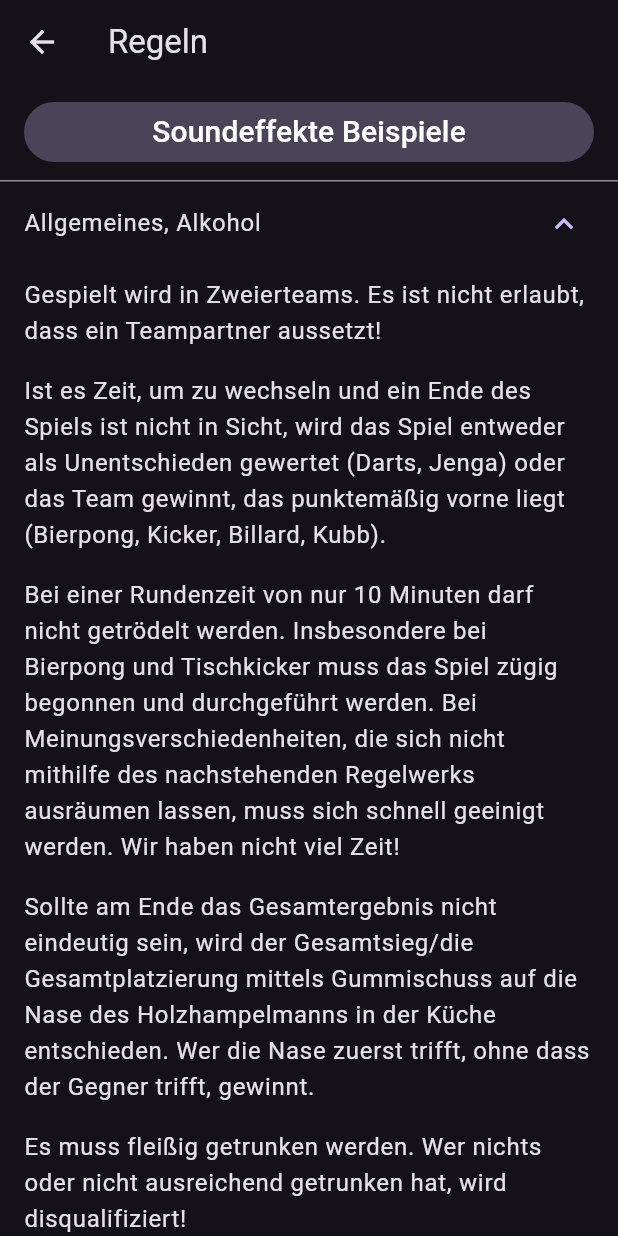
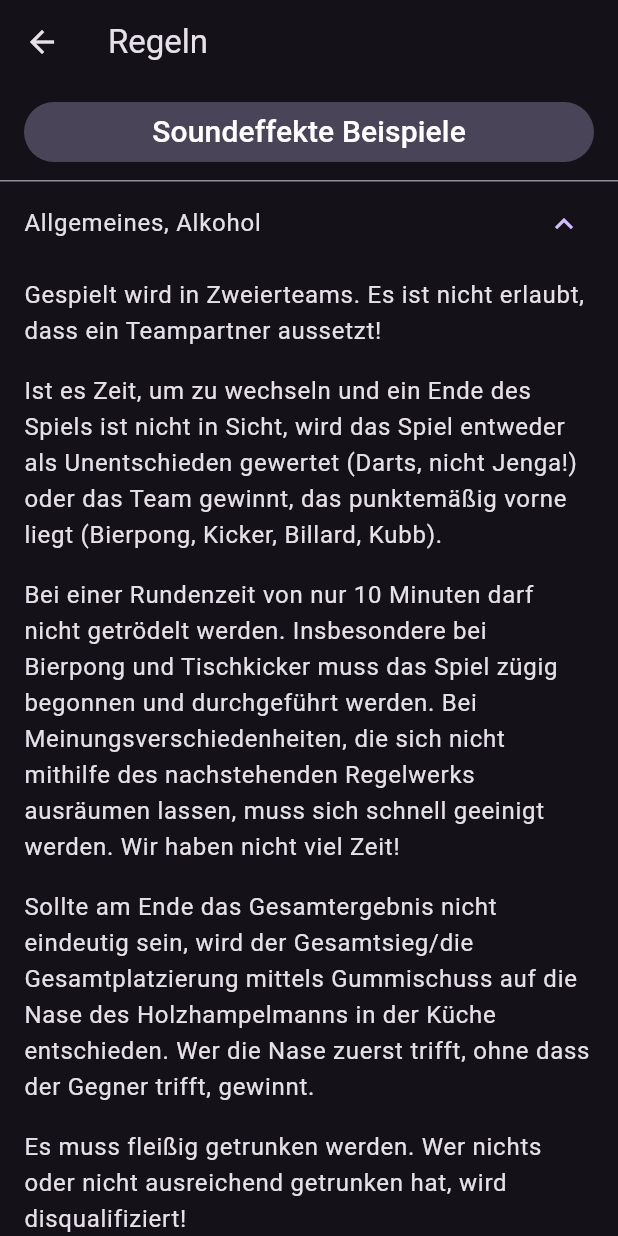
Before and after one commit to PhoenixFlyy/MiniOlympiade, a Flutter app: the RulesScreen screen opened directly, after a tap on "Allgemeines, Alkohol", on a phone screen of 412 x 824 dp. Run offline on Flutter 3.47's test engine with Material 2 defaults, Android fonts, the phone set to English and light mode, and no system bars; our stand-ins replace audioplayers, confetti, firebase_core, firebase_database, shared_preferences; accounts and stored records are empty.

Commit message:
Regeln angepasst

```diff
--- a/winter_olympiade/lib/Rules.dart
+++ b/winter_olympiade/lib/Rules.dart
@@ -12,7 +12,7 @@ class GameRule {
 final List<GameRule> gameRules = [
   GameRule('Allgemeines, Alkohol', [
     'Gespielt wird in Zweierteams. Es ist nicht erlaubt, dass ein Teampartner aussetzt!',
-    'Ist es Zeit, um zu wechseln und ein Ende des Spiels ist nicht in Sicht, wird das Spiel entweder als Unentschieden gewertet (Darts, Jenga) oder das Team gewinnt, das punktemäßig vorne liegt (Bierpong, Kicker, Billard, Kubb).',
+    'Ist es Zeit, um zu wechseln und ein Ende des Spiels ist nicht in Sicht, wird das Spiel entweder als Unentschieden gewertet (Darts, nicht Jenga!) oder das Team gewinnt, das punktemäßig vorne liegt (Bierpong, Kicker, Billard, Kubb).',
     'Bei einer Rundenzeit von nur 10 Minuten darf nicht getrödelt werden. Insbesondere bei Bierpong und Tischkicker muss das Spiel zügig begonnen und durchgeführt werden. Bei Meinungsverschiedenheiten, die sich nicht mithilfe des nachstehenden Regelwerks ausräumen lassen, muss sich schnell geeinigt werden. Wir haben nicht viel Zeit!',
     'Sollte am Ende das Gesamtergebnis nicht eindeutig sein, wird der Gesamtsieg/die Gesamtplatzierung mittels Gummischuss auf die Nase des Holzhampelmanns in der Küche entschieden. Wer die Nase zuerst trifft, ohne dass der Gegner trifft, gewinnt.',
     'Es muss fleißig getrunken werden. Wer nichts oder nicht ausreichend getrunken hat, wird disqualifiziert!',
```
